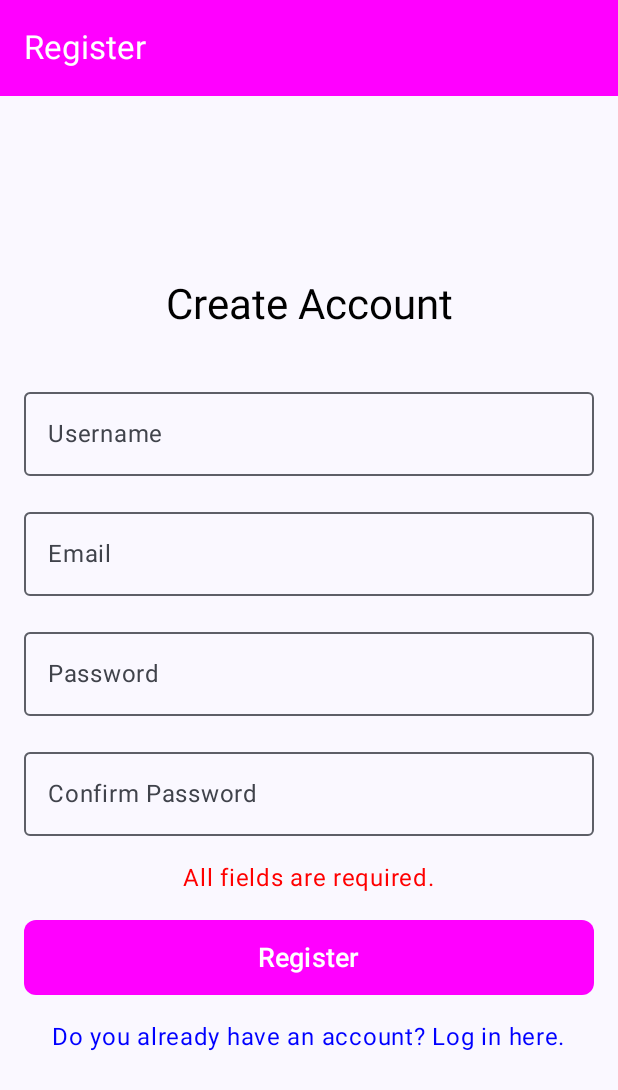
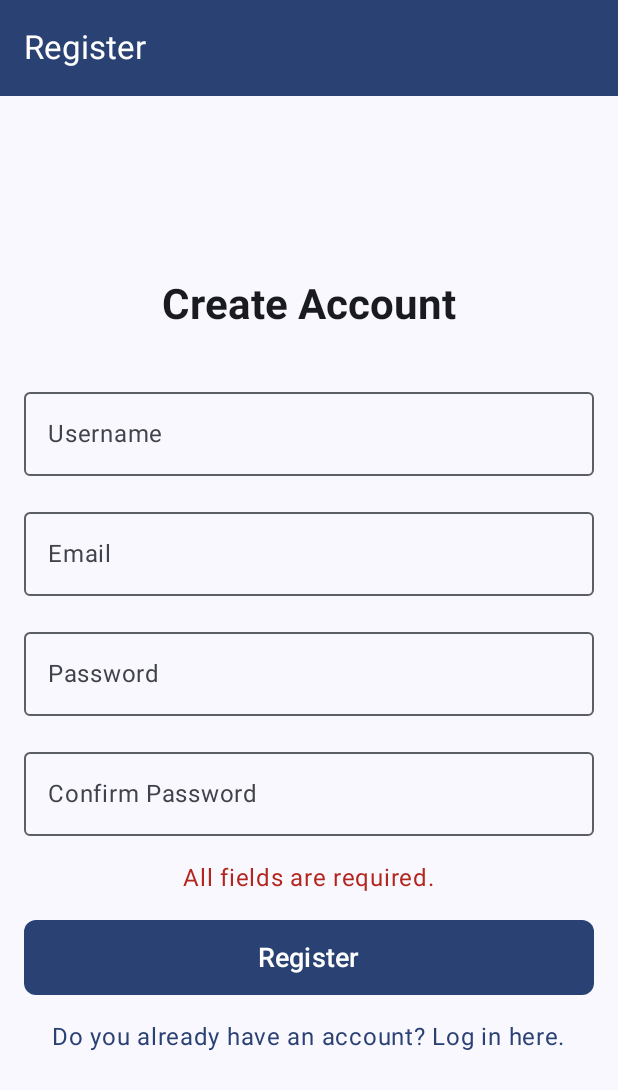
Before and after one commit to gustavoromerocl/RecipesApp, an Android app built with Jetpack Compose: the RegisterView screen opened through its navigation route, after a tap on "Register", on a phone screen of 412 x 824 dp. Shown: the top 1090 px of the screen. Run offline under Robolectric (Android 15) with nearby library versions, the phone set to English and light mode, and no system bars.

Commit message:
feat: register view styles has been refactored

```diff
--- a/app/src/main/java/com/example/recipesapp/views/RegisterView.kt
+++ b/app/src/main/java/com/example/recipesapp/views/RegisterView.kt
@@ -29,27 +29,34 @@ import androidx.compose.ui.unit.dp
 import androidx.compose.ui.unit.sp
 import androidx.navigation.NavController
 import com.example.recipesapp.data.UserRepository
+import androidx.compose.material3.CircularProgressIndicator
+import androidx.compose.material3.MaterialTheme
+import androidx.compose.ui.text.font.FontWeight
+import androidx.compose.ui.res.painterResource
 
 @OptIn(ExperimentalMaterial3Api::class)
 @Composable
 fun RegisterView(navController: NavController) {
+    var username by remember { mutableStateOf("") }
+    var email by remember { mutableStateOf("") }
+    var password by remember { mutableStateOf("") }
+    var confirmPassword by remember { mutableStateOf("") }
+    var errorMessage by remember { mutableStateOf<String?>(null) }
+    var isLoading by remember { mutableStateOf(false) }
+
     Scaffold(
         topBar = {
             TopAppBar(
-                title = { Text("Register") },
+                title = {
+                    Text(text = "Register")
+                },
                 colors = topAppBarColors(
-                    containerColor = Color.Magenta,
+                    containerColor = MaterialTheme.colorScheme.primary,
                     titleContentColor = Color.White
                 )
             )
         },
         content = { paddingValues ->
-            var username by remember { mutableStateOf("") }
-            var email by remember { mutableStateOf("") }
-            var password by remember { mutableStateOf("") }
-            var confirmPassword by remember { mutableStateOf("") }
-            var errorMessage by remember { mutableStateOf<String?>(null) }
-
             Column(
                 modifier = Modifier
                     .fillMaxSize()
@@ -61,9 +68,10 @@ fun RegisterView(navController: NavController) {
                 Text(
                     text = "Create Account",
                     style = androidx.compose.material3.MaterialTheme.typography.headlineMedium.copy(
-                        fontSize = 28.sp
+                        fontSize = 28.sp,
+                        fontWeight = FontWeight.Bold
                     ),
-                    color = Color.Black,
+                    color = MaterialTheme.colorScheme.onBackground,
                     modifier = Modifier.padding(bottom = 32.dp)
                 )
 
@@ -127,13 +135,20 @@ fun RegisterView(navController: NavController) {
                 errorMessage?.let { error ->
                     Text(
                         text = error,
-                        color = Color.Red,
+                        color = MaterialTheme.colorScheme.error,
                         modifier = Modifier.padding(bottom = 16.dp)
                     )
                 }
 
+                if (isLoading) {
+                    CircularProgressIndicator(
+                        color = MaterialTheme.colorScheme.primary,
+                        modifier = Modifier.padding(bottom = 16.dp)
+                    )
+                } else {
                     Button(
                         onClick = {
+                            isLoading = true
                             errorMessage = when {
                                 username.isBlank() || email.isBlank() || password.isBlank() -> "All fields are required."
                                 password != confirmPassword -> "Passwords do not match."
@@ -146,24 +161,26 @@ fun RegisterView(navController: NavController) {
                                 UserRepository.addUser(username, email, password)
                                 navController.navigate("login")
                             }
+                            isLoading = false
                         },
                         modifier = Modifier
                             .fillMaxWidth()
                             .height(50.dp),
                         shape = RoundedCornerShape(8.dp),
                         colors = ButtonDefaults.buttonColors(
-                        containerColor = Color.Magenta,
+                            containerColor = MaterialTheme.colorScheme.primary,
                             contentColor = Color.White
                         )
                     ) {
                         Text(text = "Register", fontSize = 18.sp)
+                    }
                 }
 
                 Spacer(modifier = Modifier.height(16.dp))
 
                 Text(
                     text = "Do you already have an account? Log in here.",
-                    color = Color.Blue,
+                    color = MaterialTheme.colorScheme.primary,
                     modifier = Modifier.clickable {
                         navController.navigate("login")
                     }
```
Lines whose indentation alone changed are shown as unchanged.
